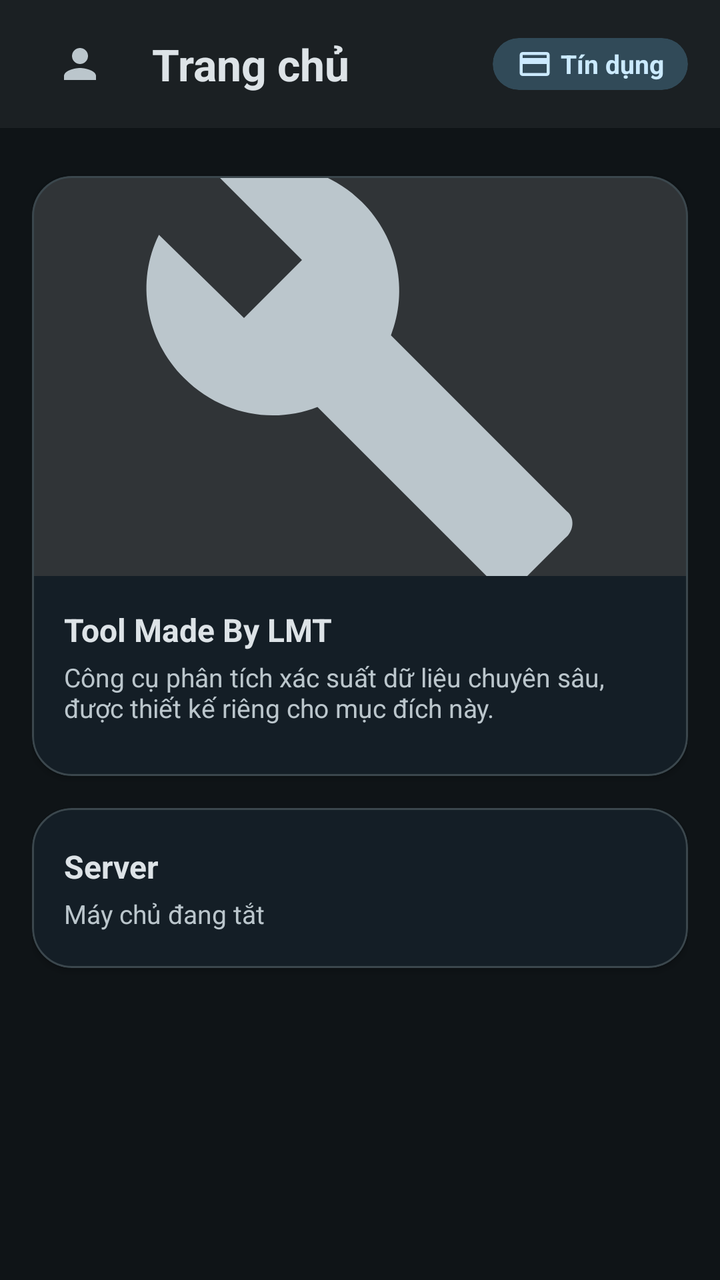
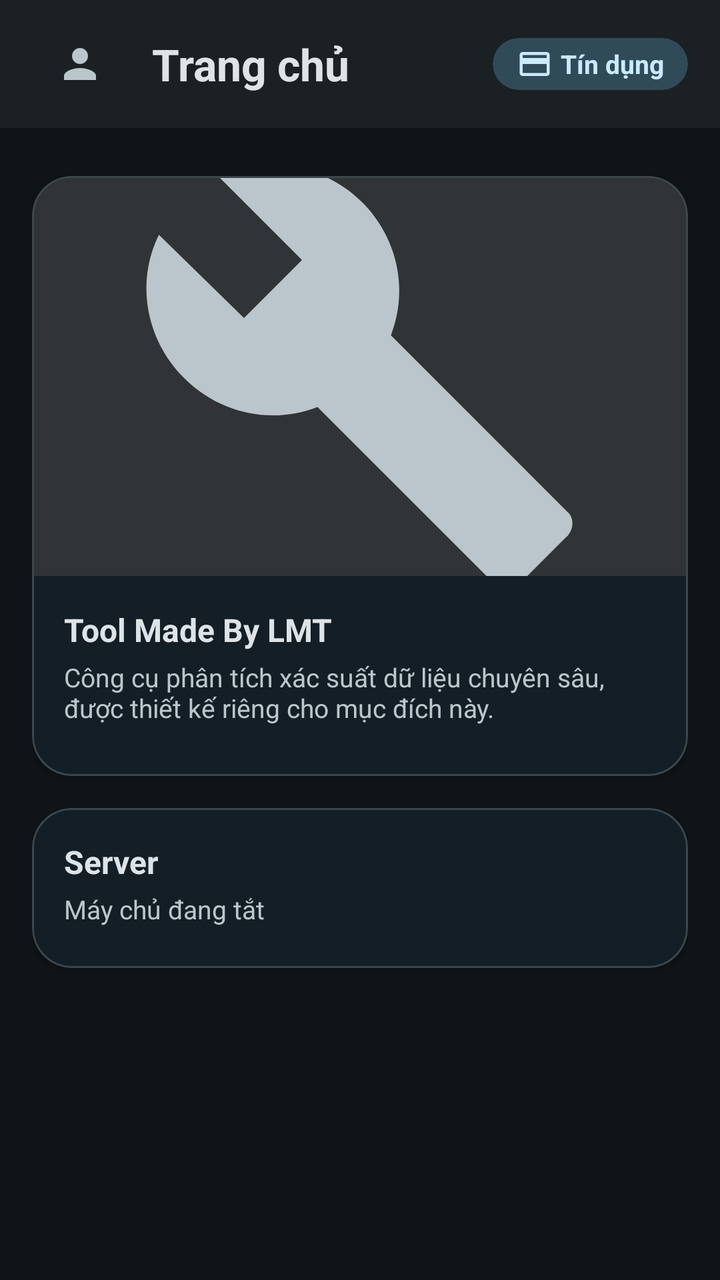

Compare the two renders of this Android layout. The source of the first and the diff that turns it into the second are given below.
<!-- AndroidManifest.xml: application theme Theme.ToolTX -->
<!-- res/layout/fragment_home.xml -->
<?xml version="1.0" encoding="utf-8"?>
<LinearLayout xmlns:android="http://schemas.android.com/apk/res/android"
    xmlns:app="http://schemas.android.com/apk/res-auto"
    android:layout_width="match_parent"
    android:layout_height="match_parent"
    android:background="@color/surface"
    android:orientation="vertical">

    <LinearLayout
        android:layout_width="match_parent"
        android:layout_height="@dimen/bar_height"
        android:background="@color/surfaceContainer"
        android:gravity="center_vertical"
        android:orientation="horizontal"
        android:paddingHorizontal="@dimen/spacing_lg">

        <ImageButton
            android:id="@+id/btn_profile"
            android:layout_width="48dp"
            android:layout_height="48dp"
            android:background="?attr/selectableItemBackgroundBorderless"
            android:contentDescription="@string/nav_settings"
            android:padding="@dimen/spacing_xs"
            android:src="@drawable/ic_person"
            android:tint="@color/onSurfaceVariant" />

        <TextView
            android:id="@+id/tv_name"
            android:layout_width="0dp"
            android:layout_height="wrap_content"
            android:layout_marginStart="@dimen/spacing_md"
            android:layout_weight="1"
            android:maxLines="1"
            android:text="@string/nav_home"
            android:textColor="@color/onSurface"
            android:textSize="22sp"
            android:textStyle="bold" />

        <com.google.android.material.card.MaterialCardView
            android:layout_width="wrap_content"
            android:layout_height="wrap_content"
            app:cardBackgroundColor="@color/secondaryContainer"
            app:cardCornerRadius="@dimen/spacing_xl"
            app:cardElevation="0dp"
            app:strokeWidth="0dp">

            <LinearLayout
                android:layout_width="wrap_content"
                android:layout_height="wrap_content"
                android:gravity="center_vertical"
                android:orientation="horizontal"
                android:paddingHorizontal="@dimen/spacing_md"
                android:paddingVertical="@dimen/spacing_xs">

                <ImageView
                    android:layout_width="18dp"
                    android:layout_height="18dp"
                    android:contentDescription="@string/credit"
                    android:src="@drawable/ic_credit_card"
                    android:tint="@color/onSecondaryContainer" />

                <TextView
                    android:id="@+id/tv_credit"
                    android:layout_width="wrap_content"
                    android:layout_height="wrap_content"
                    android:layout_marginStart="@dimen/spacing_xs"
                    android:text="@string/credit"
                    android:textColor="@color/onSecondaryContainer"
                    android:textSize="13sp"
                    android:textStyle="bold" />

            </LinearLayout>
        </com.google.android.material.card.MaterialCardView>

    </LinearLayout>

    <ScrollView
        android:layout_width="match_parent"
        android:layout_height="match_parent"
        android:background="@color/surface"
        android:fillViewport="true">

        <LinearLayout
            android:layout_width="match_parent"
            android:layout_height="wrap_content"
            android:orientation="vertical"
            android:padding="@dimen/spacing_lg">

            <com.google.android.material.card.MaterialCardView
                android:layout_width="match_parent"
                android:layout_height="300dp"
                android:layout_marginTop="@dimen/spacing_sm"
                app:cardCornerRadius="@dimen/card_radius"
                app:cardElevation="2dp">

                <LinearLayout
                    android:layout_width="match_parent"
                    android:layout_height="match_parent"
                    android:orientation="vertical">

                    <ImageView
                        android:id="@+id/iv_hero"
                        android:layout_width="match_parent"
                        android:layout_height="200dp"
                        android:background="@color/surfaceContainerHighest"
                        android:contentDescription="@string/made_by"
                        android:padding="48dp"
                        android:scaleType="centerCrop"
                        android:src="@drawable/ic_tool" />

                    <LinearLayout
                        android:layout_width="match_parent"
                        android:layout_height="wrap_content"
                        android:orientation="vertical"
                        android:padding="@dimen/card_padding">

                        <TextView
                            android:layout_width="match_parent"
                            android:layout_height="wrap_content"
                            android:text="Tool Made By LMT"
                            android:textColor="@color/onSurface"
                            android:textSize="16sp"
                            android:textStyle="bold" />

                        <TextView
                            android:layout_width="match_parent"
                            android:layout_height="wrap_content"
                            android:layout_marginTop="@dimen/spacing_xs"
                            android:text="@string/tool_desc"
                            android:textColor="@color/onSurfaceVariant"
                            android:textSize="13sp" />

                    </LinearLayout>
                </LinearLayout>
            </com.google.android.material.card.MaterialCardView>

            <com.google.android.material.card.MaterialCardView
                android:layout_width="match_parent"
                android:layout_height="80dp"
                android:layout_marginTop="@dimen/spacing_lg"
                app:cardCornerRadius="@dimen/card_radius"
                app:cardElevation="2dp">

                <LinearLayout
                    android:layout_width="match_parent"
                    android:layout_height="match_parent"
                    android:gravity="center_vertical"
                    android:orientation="vertical"
                    android:padding="@dimen/card_padding">

                    <TextView
                        android:layout_width="match_parent"
                        android:layout_height="wrap_content"
                        android:text="Server"
                        android:textColor="@color/onSurface"
                        android:textSize="16sp"
                        android:textStyle="bold" />

                    <TextView
                        android:id="@+id/tv_server"
                        android:layout_width="match_parent"
                        android:layout_height="wrap_content"
                        android:layout_marginTop="@dimen/spacing_xs"
                        android:text="@string/server_off"
                        android:textColor="@color/onSurfaceVariant"
                        android:textSize="13sp" />

                </LinearLayout>
            </com.google.android.material.card.MaterialCardView>

            <TextView
                android:id="@+id/tv_gate"
                android:layout_width="match_parent"
                android:layout_height="wrap_content"
                android:layout_marginTop="@dimen/spacing_sm"
                android:textColor="@color/error"
                android:textSize="13sp"
                android:visibility="gone" />

        </LinearLayout>
    </ScrollView>
</LinearLayout>
<!-- resources referenced by this layout -->
<resources>
  <color name="error">#FFF26B6B</color>
  <color name="onSecondaryContainer">#FFCBEAFF</color>
  <color name="onSurface">#FFDDE3E7</color>
  <color name="onSurfaceVariant">#FFBBC6CC</color>
  <color name="secondaryContainer">#FF314A58</color>
  <color name="surface">#FF0F1417</color>
  <color name="surfaceContainer">#FF1B2023</color>
  <color name="surfaceContainerHighest">#FF303437</color>
  <dimen name="bar_height">64dp</dimen>
  <dimen name="card_padding">16dp</dimen>
  <dimen name="card_radius">20dp</dimen>
  <dimen name="spacing_lg">16dp</dimen>
  <dimen name="spacing_md">12dp</dimen>
  <dimen name="spacing_sm">8dp</dimen>
  <dimen name="spacing_xl">24dp</dimen>
  <dimen name="spacing_xs">4dp</dimen>
  <string name="credit">Tín dụng</string>
  <string name="made_by">Made By LMT</string>
  <string name="nav_home">Trang chủ</string>
  <string name="nav_settings">Cài đặt</string>
  <string name="server_off">Máy chủ đang tắt</string>
  <string name="tool_desc">Công cụ phân tích xác suất dữ liệu chuyên sâu, được thiết kế riêng cho mục đích này.</string>
  <style name="Theme.ToolTX" parent="Theme.Material3.Dark.NoActionBar">
          <item name="colorPrimary">@color/primary</item>
          <item name="colorOnPrimary">@color/onPrimary</item>
          <item name="colorPrimaryContainer">@color/primaryContainer</item>
          <item name="colorOnPrimaryContainer">@color/onPrimaryContainer</item>
          <item name="colorSecondary">@color/secondary</item>
          <item name="colorSecondaryContainer">@color/secondaryContainer</item>
          <item name="colorOnSecondaryContainer">@color/onSecondaryContainer</item>
          <item name="colorTertiary">@color/tertiary</item>
          <item name="colorTertiaryContainer">@color/tertiaryContainer</item>
          <item name="colorOnTertiaryContainer">@color/onTertiaryContainer</item>
          <item name="android:colorBackground">@color/background</item>
          <item name="colorSurface">@color/surface</item>
          <item name="colorOnSurface">@color/onSurface</item>
          <item name="colorOnSurfaceVariant">@color/onSurfaceVariant</item>
          <item name="colorSurfaceContainer">@color/surfaceContainer</item>
          <item name="colorSurfaceContainerHigh">@color/surfaceContainerHigh</item>
          <item name="colorSurfaceContainerHighest">@color/surfaceContainerHighest</item>
          <item name="colorOutline">@color/outline</item>
          <item name="colorOutlineVariant">@color/outlineVariant</item>
          <item name="colorError">@color/error</item>
          <item name="colorOnError">@color/onError</item>
          <item name="colorErrorContainer">@color/errorContainer</item>
          <item name="colorOnErrorContainer">@color/onErrorContainer</item>
          <item name="android:statusBarColor">@android:color/transparent</item>
          <item name="android:navigationBarColor">@android:color/transparent</item>
          <item name="android:windowLightStatusBar">false</item>
          <item name="android:windowLightNavigationBar">false</item>
      </style>
  <color name="primary">#FF62A8F7</color>
  <color name="onPrimary">#FF042E46</color>
  <color name="primaryContainer">#FF0C496E</color>
  <color name="onPrimaryContainer">#FFC3E9FF</color>
  <color name="secondary">#FFB0C8D5</color>
  <color name="tertiary">#FF49475D</color>
  <color name="tertiaryContainer">#FF49475D</color>
  <color name="onTertiaryContainer">#FFE8E5FF</color>
  <color name="background">#FF0F1417</color>
  <color name="surfaceContainerHigh">#FF252A2E</color>
  <color name="outline">#FF839299</color>
  <color name="outlineVariant">#FF3B474D</color>
  <color name="onError">#FF601410</color>
  <color name="errorContainer">#FF8C1D15</color>
  <color name="onErrorContainer">#FFF9D9D7</color>
  <!-- unchanged entries left out for length: 3 -->
</resources>

<!-- the commit's change to res/layout/fragment_home.xml (unified diff, before → after) -->
@@ -136,7 +136,8 @@
 
             <com.google.android.material.card.MaterialCardView
                 android:layout_width="match_parent"
-                android:layout_height="80dp"
+                android:layout_height="wrap_content"
+                android:minHeight="80dp"
                 android:layout_marginTop="@dimen/spacing_lg"
                 app:cardCornerRadius="@dimen/card_radius"
                 app:cardElevation="2dp">
<!-- resource entries referenced after the edit -->
@@ -47,7 +47,7 @@
           <item name="colorErrorContainer">@color/errorContainer</item>
           <item name="colorOnErrorContainer">@color/onErrorContainer</item>
           <item name="android:statusBarColor">@android:color/transparent</item>
-          <item name="android:navigationBarColor">@android:color/transparent</item>
+          <item name="android:navigationBarColor">@color/surfaceContainer</item>
           <item name="android:windowLightStatusBar">false</item>
           <item name="android:windowLightNavigationBar">false</item>
       </style>
